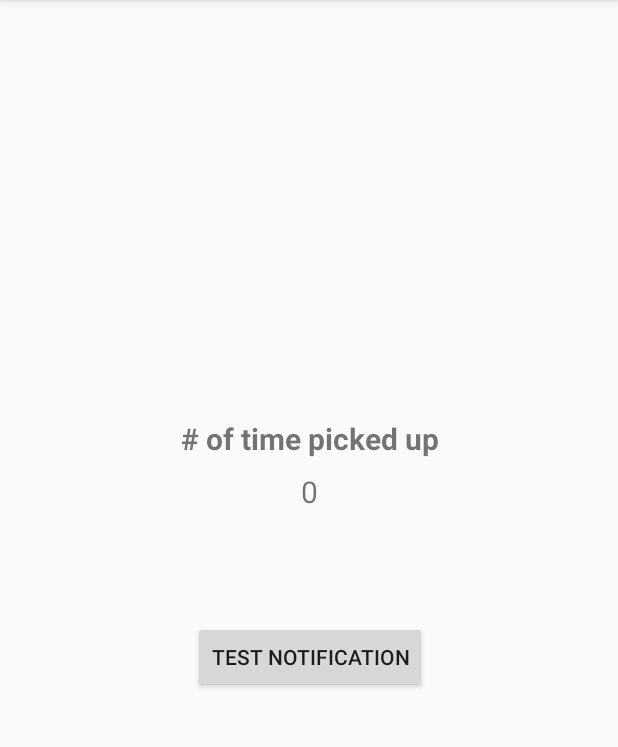
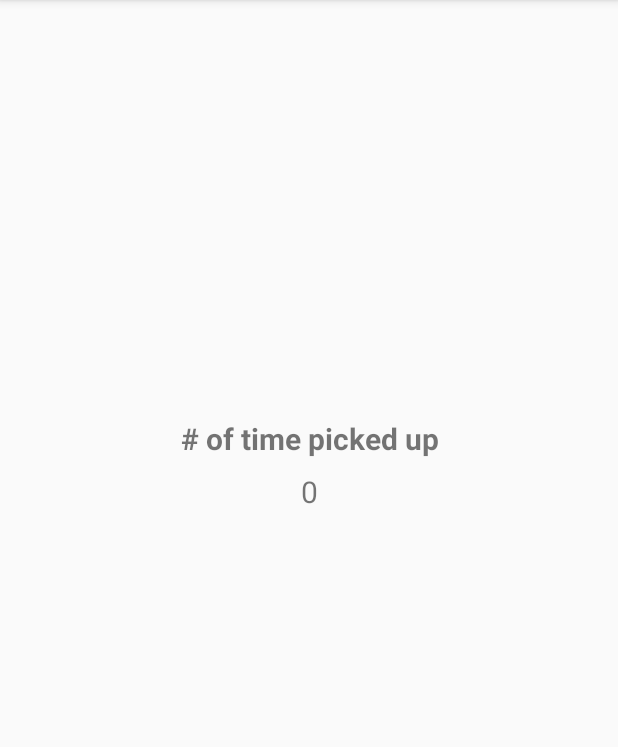
Before and after one commit to emmaunel/MotionDectectPlay, an Android app: the screen it shows after launch (MainActivity), on a phone screen of 412 x 824 dp, the part 84-831 px from its top. Run offline under Robolectric (Android 15) with nearby library versions, the light colour scheme and no system bars.

Commit message:
Notification fix

```diff
--- a/app/build.gradle
+++ b/app/build.gradle
@@ -16,10 +16,11 @@ android {
             proguardFiles getDefaultProguardFile('proguard-android.txt'), 'proguard-rules.pro'
         }
     }
+    buildToolsVersion '27.0.3'
 }
 
 dependencies {
-    implementation fileTree(dir: 'libs', include: ['*.jar'])
+    implementation fileTree(include: ['*.jar'], dir: 'libs')
     implementation 'com.android.support:appcompat-v7:27.1.1'
     implementation 'com.android.support.constraint:constraint-layout:1.1.0'
     testImplementation 'junit:junit:4.12'
--- a/app/src/main/java/com/example/oluwakayode/motiondectectplay/SensorService.java
+++ b/app/src/main/java/com/example/oluwakayode/motiondectectplay/SensorService.java
@@ -6,6 +6,8 @@ import android.os.IBinder;
 import android.support.annotation.Nullable;
 
 public class SensorService extends Service {
+
+
     @Nullable
     @Override
     public IBinder onBind(Intent intent) {
--- a/app/src/main/res/layout/activity_main.xml
+++ b/app/src/main/res/layout/activity_main.xml
@@ -36,21 +36,20 @@
         app:layout_constraintTop_toBottomOf="@+id/textView"
         app:layout_constraintVertical_bias="0.0" />
 
-    <Button
-        android:id="@+id/notification_btn"
-        android:layout_width="wrap_content"
-        android:layout_height="wrap_content"
-        android:layout_marginBottom="8dp"
-        android:layout_marginEnd="8dp"
-        android:layout_marginStart="8dp"
-        android:layout_marginTop="8dp"
-        android:text="Test Notification"
-        android:onClick="TestNotification"
-        app:layout_constraintBottom_toBottomOf="parent"
-        app:layout_constraintEnd_toEndOf="parent"
-        app:layout_constraintHorizontal_bias="0.502"
-        app:layout_constraintStart_toStartOf="parent"
-        app:layout_constraintTop_toTopOf="parent"
-        app:layout_constraintVertical_bias="0.577" />
+    <!--<Button-->
+        <!--android:id="@+id/notification_btn"-->
+        <!--android:layout_width="wrap_content"-->
+        <!--android:layout_height="wrap_content"-->
+        <!--android:layout_marginBottom="8dp"-->
+        <!--android:layout_marginEnd="8dp"-->
+        <!--android:layout_marginStart="8dp"-->
+        <!--android:layout_marginTop="8dp"-->
+        <!--android:text="Test Notification"-->
+        <!--app:layout_constraintBottom_toBottomOf="parent"-->
+        <!--app:layout_constraintEnd_toEndOf="parent"-->
+        <!--app:layout_constraintHorizontal_bias="0.502"-->
+        <!--app:layout_constraintStart_toStartOf="parent"-->
+        <!--app:layout_constraintTop_toTopOf="parent"-->
+        <!--app:layout_constraintVertical_bias="0.577" />-->
 
 </android.support.constraint.ConstraintLayout>
```
Also changed, not shown: app/src/main/java/com/example/oluwakayode/motiondectectplay/MainActivity.java (+9 -6 lines).
